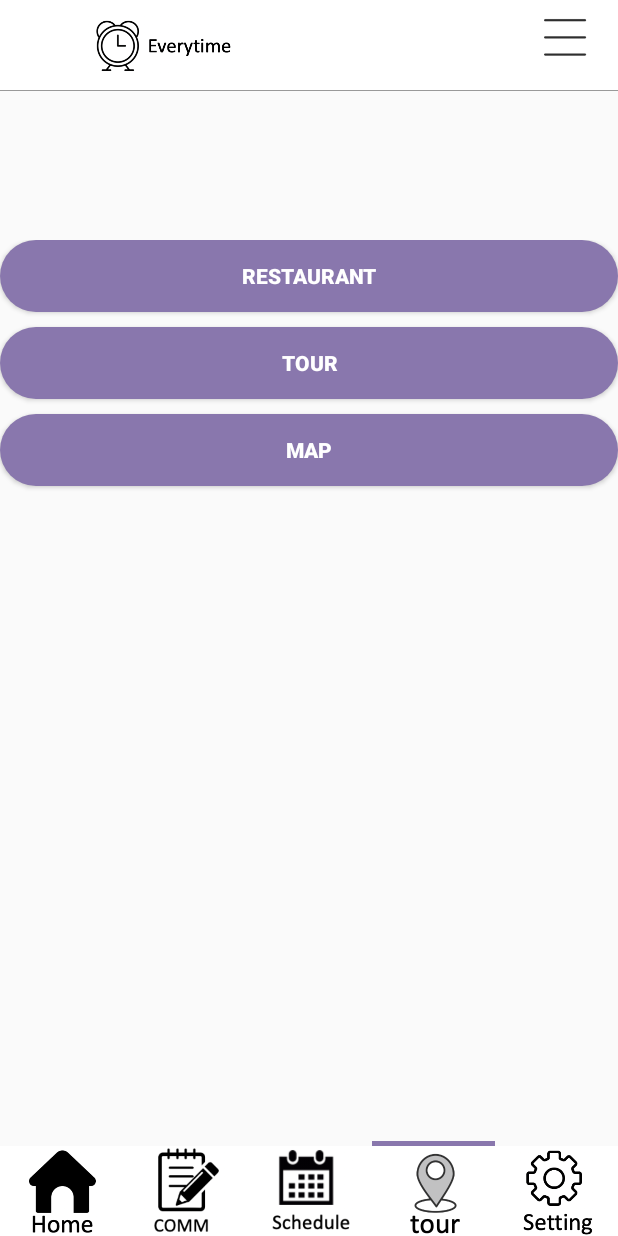
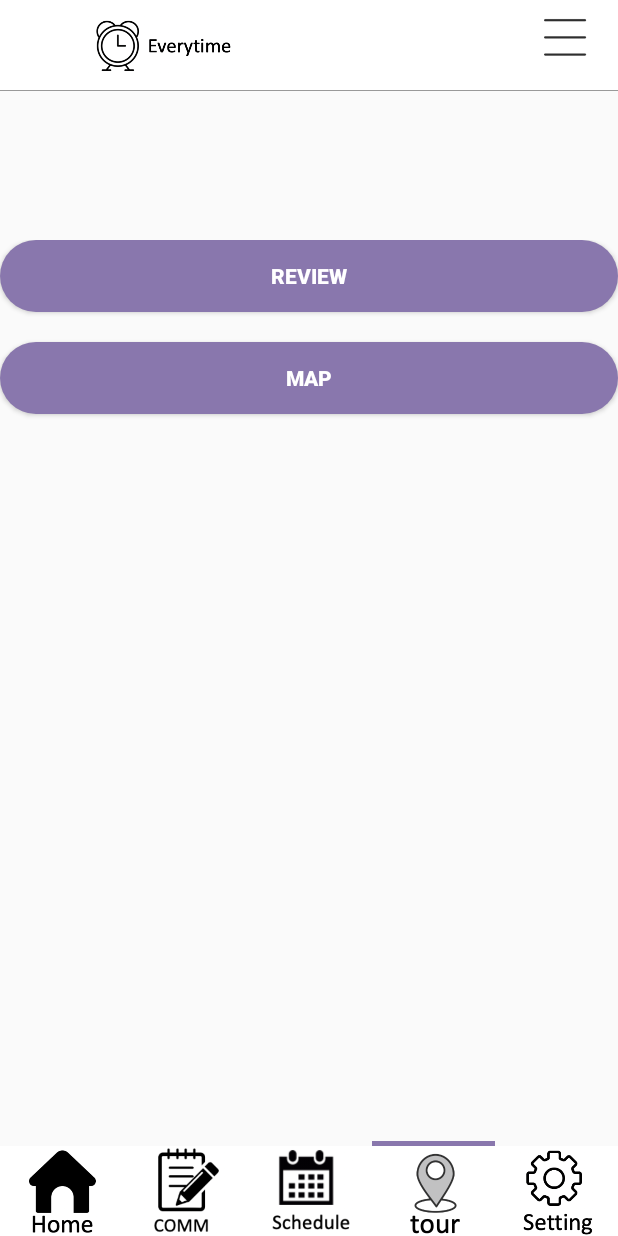
Before and after one commit to kyj6118/Dontfail, an Android app: the MapFragment screen opened through its navigation route, on a phone screen of 412 x 824 dp. Run offline under Robolectric (Android 15) with nearby library versions, the phone set to English and light mode, and no system bars; our stand-ins replace Firebase (no records; nobody signed in at launch, a user with empty details on screens opened directly), data binding.

Commit message:
스케줄 부분 수정

```diff
--- a/app/src/main/java/com/example/afinal/evaluate/EvaluateBoardInsideActivity.kt
+++ b/app/src/main/java/com/example/afinal/evaluate/EvaluateBoardInsideActivity.kt
@@ -72,12 +72,13 @@ class EvaluateBoardInsideActivity : AppCompatActivity() {
         val alertDialog = mBuilder.show()
 
         alertDialog.findViewById<Button>(R.id.editBtn)?.setOnClickListener {
-            Toast.makeText(this, "수정 버튼을 눌렀습니다", Toast.LENGTH_LONG).show()
+            Toast.makeText(this, "modify button", Toast.LENGTH_LONG).show()
 
             val intent = Intent(this, EvaluateBoardModifyActivity::class.java)
             intent.putExtra("key", key)
             startActivity(intent)
         }
+
         alertDialog.findViewById<Button>(R.id.deletBtn)?.setOnClickListener {
 
             db.collection("evaluate").document(key)
@@ -86,7 +87,7 @@ class EvaluateBoardInsideActivity : AppCompatActivity() {
                 .addOnFailureListener { e -> Log.w(TAG, "Error deleting document", e) }
 
             FBRef.EvaluBoardRef.child(key).removeValue()
-            Toast.makeText(this, "삭제완료", Toast.LENGTH_LONG).show()
+            Toast.makeText(this, "success delete", Toast.LENGTH_LONG).show()
             finish()
 
         }
--- a/app/src/main/res/layout/fragment_map.xml
+++ b/app/src/main/res/layout/fragment_map.xml
@@ -16,7 +16,7 @@
 
         <Button
             android:id="@+id/ResBtn"
-            android:text="Restaurant"
+            android:text="Review"
             android:textColor="@color/white"
             android:textStyle="bold"
             android:background="@drawable/radious_maincolor"
@@ -26,29 +26,15 @@
 
 
         <Button
-            android:id="@+id/DiaryBtn"
-            android:layout_width="match_parent"
-            android:layout_height="wrap_content"
-            android:background="@drawable/radious_maincolor"
-            android:text="Tour"
-            android:textColor="@color/white"
-            android:textStyle="bold"
-            android:layout_marginTop="10dp"
-            app:layout_constraintTop_toBottomOf="@+id/ResBtn"
-            tools:ignore="MissingConstraints"
-            tools:layout_editor_absoluteX="0dp" />
-
-
-        <Button
+            android:layout_marginTop="20dp"
             android:id="@+id/MapBtn"
-            android:layout_marginTop="10dp"
             android:layout_width="match_parent"
             android:layout_height="wrap_content"
             android:background="@drawable/radious_maincolor"
             android:text="Map"
             android:textColor="@color/white"
             android:textStyle="bold"
-            app:layout_constraintTop_toBottomOf="@+id/DiaryBtn"
+            app:layout_constraintTop_toBottomOf="@+id/ResBtn"
             tools:ignore="MissingConstraints"
             tools:layout_editor_absoluteX="0dp" />
 
```
Also changed, not shown: app/src/main/java/com/example/afinal/Schdule/GoogleCalenderActivity.kt (+91 -2 lines), app/src/main/res/layout/calender_modift.xml (added, +59 -0 lines).
